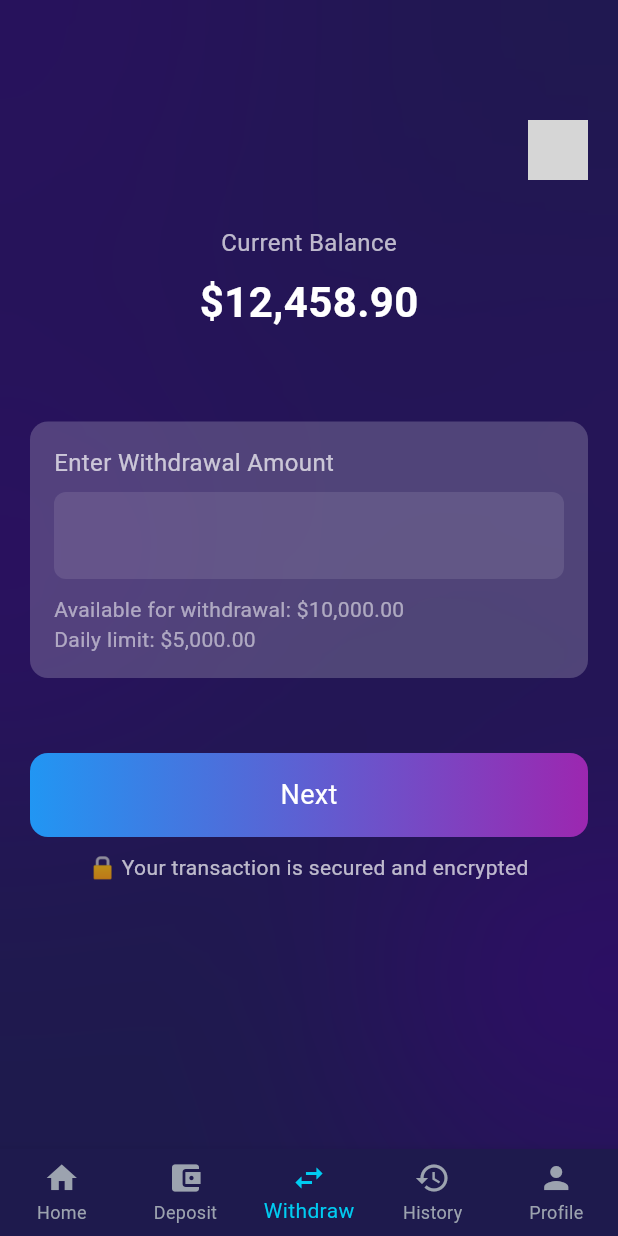
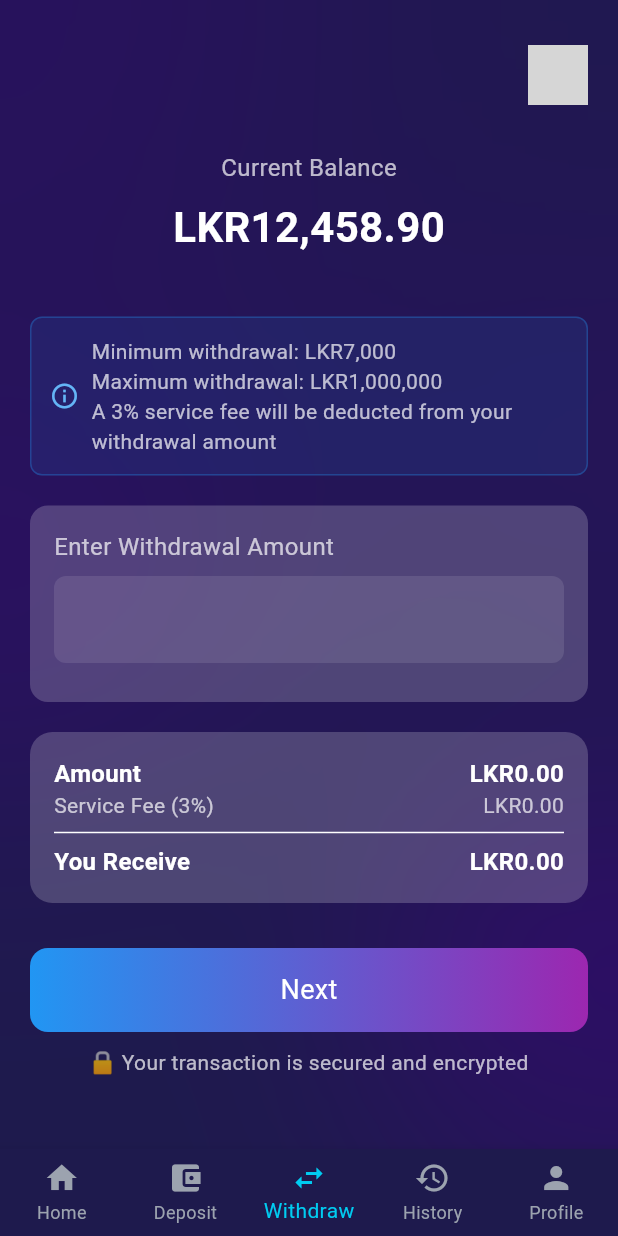
Before and after one commit to KNURanasinghe/inestment-platform-frontend, a Flutter app: the WithdrawPage screen opened by its route, on a phone screen of 412 x 824 dp. Run offline on Flutter 3.47's test engine with Material 3 defaults, Android fonts, the phone set to English and light mode, and no system bars; our stand-ins replace file_picker, flutter_animate, flutter_svg, fluttertoast, font_awesome_flutter, image_picker and 1 more; missing offline and left inert: onesignal_flutter; accounts and stored records are empty; grey boxes are pictures that could not be loaded.

Commit message:
fixed withdraw screen

```diff
--- a/lib/screens/WithdrawScreen.dart
+++ b/lib/screens/WithdrawScreen.dart
@@ -2,44 +2,21 @@ import 'package:flutter/material.dart';
 import 'Bank_Account_Details.dart';
 import 'package:investment_plan_app/widgets/AppTheme.dart';
 
-class WithdrawPage extends StatelessWidget {
+class WithdrawPage extends StatefulWidget {
   const WithdrawPage({super.key});
+
+  @override
+  State<WithdrawPage> createState() => _WithdrawPageState();
+}
+
+class _WithdrawPageState extends State<WithdrawPage> {
+  final TextEditingController amount = TextEditingController();
+  double serviceFee = 0;
+  double finalAmount = 0;
 
   // Create a custom SnackBar with gradient and proper styling
   void _showCustomSnackBar(
       BuildContext context, String message, bool isSuccess) {
-    final snackBar = SnackBar(
-      content: Container(
-        padding: const EdgeInsets.symmetric(vertical: 8.0),
-        child: Row(
-          children: [
-            Icon(
-              isSuccess ? Icons.check_circle : Icons.error_outline,
-              color: Colors.white,
-            ),
-            const SizedBox(width: 12),
-            Expanded(
-              child: Text(
-                message,
-                style: const TextStyle(
-                  color: Colors.white,
-                  fontSize: 16,
-                ),
-              ),
-            ),
-          ],
-        ),
-      ),
-      behavior: SnackBarBehavior.floating,
-      backgroundColor: Colors.transparent,
-      elevation: 0,
-      margin: const EdgeInsets.all(15),
-      duration: const Duration(seconds: 3),
-      shape: RoundedRectangleBorder(
-        borderRadius: BorderRadius.circular(15),
-      ),
-    );
-
     // Get the ScaffoldMessengerState
     final scaffoldMessenger = ScaffoldMessenger.of(context);
 
@@ -107,20 +84,54 @@ class WithdrawPage extends StatelessWidget {
     );
   }
 
+  // Calculate the service fee and final amount
+  void _calculateFees() {
+    double enteredAmount = double.tryParse(amount.text) ?? 0;
+    setState(() {
+      serviceFee = enteredAmount * 0.03; // 3% fee
+      finalAmount = enteredAmount - serviceFee;
+    });
+  }
+
+  @override
+  void initState() {
+    super.initState();
+    // Add listener to automatically update fee calculation when amount changes
+    amount.addListener(_calculateFees);
+  }
+
+  @override
+  void dispose() {
+    // Clean up the controller when the widget is disposed
+    amount.removeListener(_calculateFees);
+    amount.dispose();
+    super.dispose();
+  }
+
   @override
   Widget build(BuildContext context) {
-    TextEditingController amount = TextEditingController();
     return Scaffold(
       backgroundColor: AppTheme.backgroundColor,
+      // appBar: AppBar(
+      //   backgroundColor: Colors.transparent,
+      //   elevation: 0,
+      //   title: const Text(
+      //     "Withdraw Funds",
+      //     style: TextStyle(color: Colors.white, fontSize: 20),
+      //   ),
+      //   centerTitle: true,
+      //   iconTheme: const IconThemeData(color: Colors.white),
+      // ),
       body: Stack(
         children: [
           AppTheme.appBackground(),
           Padding(
             padding: const EdgeInsets.symmetric(horizontal: 20),
+            child: SingleChildScrollView(
               child: Column(
                 crossAxisAlignment: CrossAxisAlignment.center,
                 children: [
-                const SizedBox(height: 80),
+                  const SizedBox(height: 30),
                   const Align(
                     alignment: Alignment.topRight,
                     child: CircleAvatar(
@@ -134,14 +145,49 @@ class WithdrawPage extends StatelessWidget {
                   ),
                   const SizedBox(height: 8),
                   const Text(
-                  "\$12,458.90",
+                    "LKR12,458.90",
                     style: TextStyle(
                       color: Colors.white,
                       fontSize: 28,
                       fontWeight: FontWeight.bold,
                     ),
                   ),
-                const SizedBox(height: 60),
+                  const SizedBox(height: 40),
+
+                  // Information container
+                  Container(
+                    width: double.infinity,
+                    padding: const EdgeInsets.all(12),
+                    decoration: BoxDecoration(
+                      color: Colors.blue.withOpacity(0.1),
+                      borderRadius: BorderRadius.circular(8),
+                      border: Border.all(
+                        color: Colors.blue.withOpacity(0.3),
+                        width: 1,
+                      ),
+                    ),
+                    child: Row(
+                      children: [
+                        Icon(
+                          Icons.info_outline,
+                          color: Colors.blue[300],
+                          size: 20,
+                        ),
+                        const SizedBox(width: 8),
+                        const Expanded(
+                          child: Text(
+                            'Minimum withdrawal: LKR7,000\nMaximum withdrawal: LKR1,000,000\nA 3% service fee will be deducted from your withdrawal amount',
+                            style: TextStyle(
+                              color: Colors.white70,
+                              fontSize: 14,
+                            ),
+                          ),
+                        ),
+                      ],
+                    ),
+                  ),
+
+                  const SizedBox(height: 20),
                   Container(
                     padding: const EdgeInsets.all(16),
                     decoration: BoxDecoration(
@@ -167,39 +213,77 @@ class WithdrawPage extends StatelessWidget {
                               borderRadius: BorderRadius.circular(8),
                               borderSide: BorderSide.none,
                             ),
-                          prefixText: "\$",
+                            prefixText: "LKR",
                             prefixStyle: const TextStyle(
                                 color: Colors.white, fontSize: 18),
                           ),
                         ),
                         const SizedBox(height: 10),
-                      const Text(
-                        "Available for withdrawal: \$10,000.00\nDaily limit: \$5,000.00",
-                        style: TextStyle(color: Colors.white54, fontSize: 14),
+                      ],
+                    ),
+                  ),
+
+                  const SizedBox(height: 20),
+
+                  // Fee calculation container (similar to DepositFundScreen)
+                  Container(
+                    width: double.infinity,
+                    decoration: AppTheme.cardDecoration(),
+                    padding: const EdgeInsets.all(16),
+                    child: Column(
+                      crossAxisAlignment: CrossAxisAlignment.start,
+                      children: [
+                        Row(
+                          mainAxisAlignment: MainAxisAlignment.spaceBetween,
+                          children: [
+                            Text('Amount', style: AppTheme.textStyleBold),
+                            Text(
+                                'LKR${amount.text.isEmpty ? "0.00" : double.parse(amount.text).toStringAsFixed(2)}',
+                                style: AppTheme.textStyleBold),
+                          ],
+                        ),
+                        Row(
+                          mainAxisAlignment: MainAxisAlignment.spaceBetween,
+                          children: [
+                            Text('Service Fee (3%)',
+                                style: AppTheme.textStyleSmall),
+                            Text('LKR${serviceFee.toStringAsFixed(2)}',
+                                style: AppTheme.textStyleSmall),
+                          ],
+                        ),
+                        const Divider(color: Colors.white),
+                        Row(
+                          mainAxisAlignment: MainAxisAlignment.spaceBetween,
+                          children: [
+                            Text('You Receive', style: AppTheme.textStyleBold),
+                            Text('LKR${finalAmount.toStringAsFixed(2)}',
+                                style: AppTheme.textStyleBold),
+                          ],
                         ),
                       ],
                     ),
                   ),
-                const SizedBox(height: 50),
+
+                  const SizedBox(height: 30),
                   GestureDetector(
                     onTap: () {
                       // Navigate to Bank Account Details Page
                       if (amount.text.isEmpty) {
                         // Show error message with custom SnackBar
-                      _showCustomSnackBar(
-                          context, "Please enter an amount to withdraw", false);
+                        _showCustomSnackBar(context,
+                            "Please enter an amount to withdraw", false);
                       } else if (double.tryParse(amount.text) == null) {
                         _showCustomSnackBar(
                             context, "Please enter a valid amount", false);
                       } else if (double.parse(amount.text) <= 0) {
                         _showCustomSnackBar(
                             context, "Amount must be greater than zero", false);
-                    } else if (double.parse(amount.text) > 10000) {
-                      _showCustomSnackBar(
-                          context, "Amount exceeds available balance", false);
-                    } else if (double.parse(amount.text) > 5000) {
+                      } else if (double.parse(amount.text) < 7000) {
                         _showCustomSnackBar(context,
-                          "Amount exceeds daily withdrawal limit", false);
+                            "Minimum withdrawal amount is LKR7,000", false);
+                      } else if (double.parse(amount.text) > 1000000) {
+                        _showCustomSnackBar(context,
+                            "Maximum withdrawal amount is LKR1,000,000", false);
                       } else {
                         // Show success message before navigating
                         _showCustomSnackBar(
@@ -211,7 +295,8 @@ class WithdrawPage extends StatelessWidget {
                             context,
                             MaterialPageRoute(
                                 builder: (context) => BankDetailsPage(
-                                    amount: double.parse(amount.text),
+                                      amount:
+                                          finalAmount, // Pass the final amount after fee deduction
                                     )),
                           );
                         });
@@ -241,7 +326,9 @@ class WithdrawPage extends StatelessWidget {
                     "🔒 Your transaction is secured and encrypted",
                     style: TextStyle(color: Colors.white70, fontSize: 14),
                   ),
+                  const SizedBox(height: 20),
                 ],
+              ),
             ),
           ),
         ],
```
Lines whose indentation alone changed are shown as unchanged.
